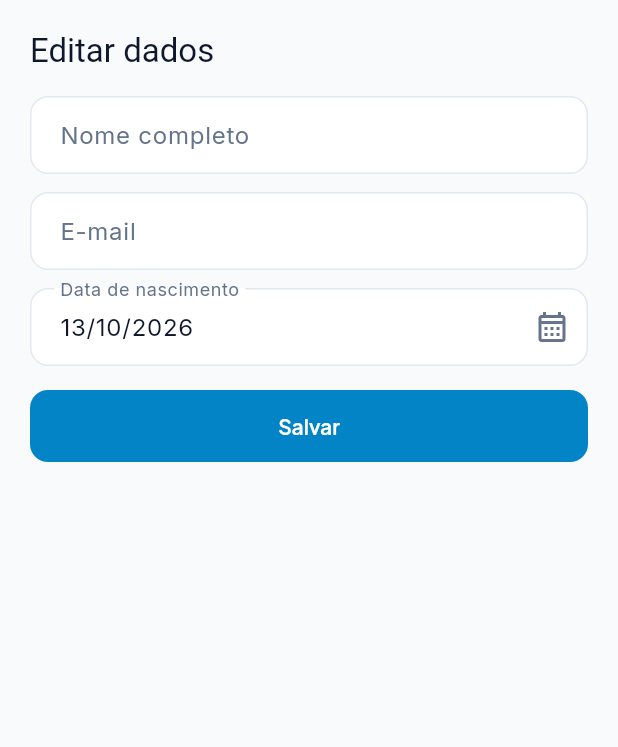
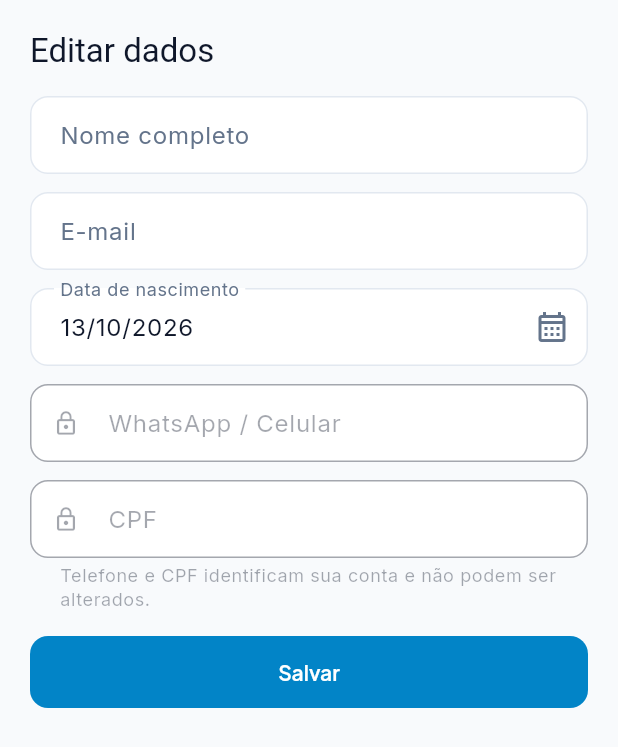
Before and after one commit to MarcioFerreiraL/clinics-mobile, a Flutter app: the EditProfileSheet widget shown alone on an empty page, opened directly with empty values, on a phone screen of 412 x 824 dp. Shown: the top 747 px of the screen. Run offline on Flutter 3.47's test engine with Material 3 defaults, Android fonts, the phone set to English and light mode, and no system bars; our stand-ins replace dio, flutter_local_notifications, flutter_riverpod, flutter_secure_storage, flutter_timezone, geolocator and 6 more; accounts and stored records are empty.

Commit message:
feat(profile): exibe telefone e CPF bloqueados na edição
Co-Authored-By: Claude Sonnet 5.5 <noreply@anthropic.com>

```diff
--- a/clinics/lib/features/profile/presentation/widgets/edit_profile_sheet.dart
+++ b/clinics/lib/features/profile/presentation/widgets/edit_profile_sheet.dart
@@ -125,6 +125,26 @@ class _EditProfileSheetState extends ConsumerState<EditProfileSheet> {
                 ),
               ),
             ),
+            const SizedBox(height: 12),
+            TextFormField(
+              initialValue: widget.user.phone,
+              enabled: false,
+              decoration: const InputDecoration(
+                labelText: 'WhatsApp / Celular',
+                prefixIcon: Icon(Icons.lock_outline, size: 18),
+              ),
+            ),
+            const SizedBox(height: 12),
+            TextFormField(
+              initialValue: widget.user.cpf ?? 'Não informado',
+              enabled: false,
+              decoration: const InputDecoration(
+                labelText: 'CPF',
+                prefixIcon: Icon(Icons.lock_outline, size: 18),
+                helperText: 'Telefone e CPF identificam sua conta e não podem ser alterados.',
+                helperMaxLines: 2,
+              ),
+            ),
             if (_error != null && _error!.fieldErrors.isEmpty)
               Padding(
                 padding: const EdgeInsets.only(top: 8),
```
